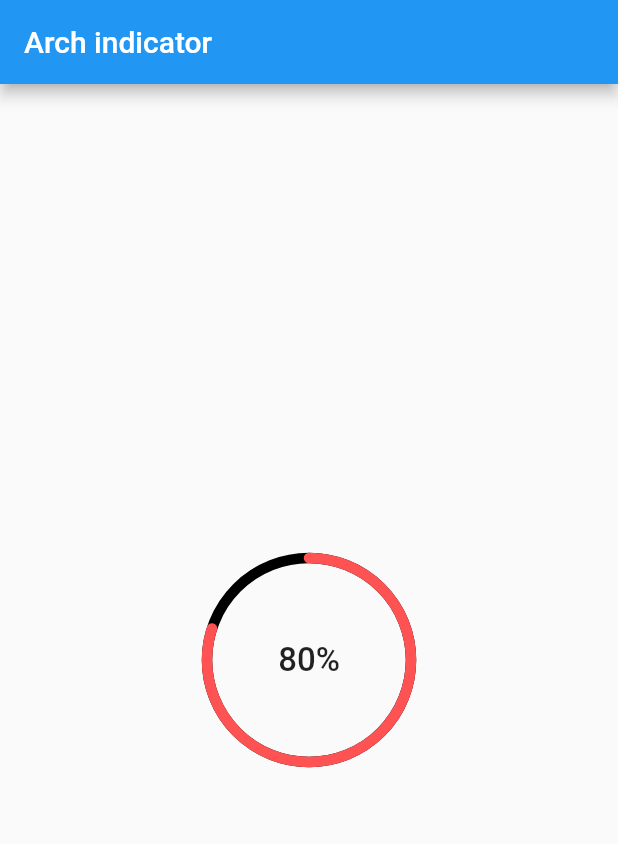
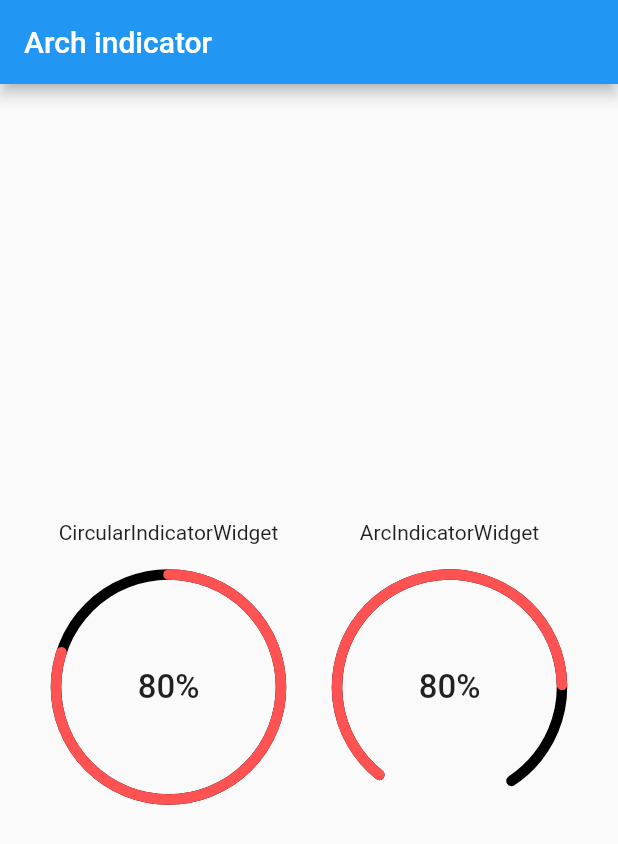
Before and after one commit to federicoviceconti/circular_progress, a Flutter app: the screen it shows after launch, on a phone screen of 412 x 824 dp. Shown: the top 844 px of the screen. Run offline on Flutter 3.47's test engine with Material 2 defaults, Android fonts, the phone set to English and light mode, and no system bars.

Commit message:
added arc widget and making some refactor

```diff
--- a/arch_example/lib/main.dart
+++ b/arch_example/lib/main.dart
@@ -1,4 +1,5 @@
 import 'package:arch_progress/arch_progress.dart';
+import 'package:arch_progress/widget/arch_indicator_widget.dart';
 import 'package:flutter/material.dart';
 
 void main() => runApp(MyApp());
@@ -16,14 +17,22 @@ class MyApp extends StatelessWidget {
       ),
       home: Scaffold(
         appBar: AppBar(title: Text("Arch indicator")),
-        body: Center(
-          child: ArchProgressIndicatorWidget(
-            width: 150,
-            height: 150,
+        body: Row(
+          crossAxisAlignment: CrossAxisAlignment.center,
+          mainAxisAlignment: MainAxisAlignment.spaceEvenly,
+          children: <Widget>[
+            Column(
+              mainAxisAlignment: MainAxisAlignment.center,
+              children: <Widget>[
+                Text("CircularIndicatorWidget"),
+                SizedBox(height: 20),
+                CircularIndicatorWidget(
+                  width: 150.0,
+                  height: 150.0,
                   currentProgress: progress,
                   backgroundColor: Colors.black,
                   progressColor: Colors.redAccent,
-            strokeWidth: 7,
+                  strokeWidth: 7.0,
                   child: Center(
                       child: Text(
                         "${progress.toInt()}%",
@@ -33,7 +42,34 @@ class MyApp extends StatelessWidget {
                         ),
                       )
                   ),
+                )
+              ],
             ),
+            Column(
+              mainAxisAlignment: MainAxisAlignment.center,
+              children: <Widget>[
+                Text("ArcIndicatorWidget"),
+                SizedBox(height: 20),
+                ArchIndicatorWidget(
+                  width: 150.0,
+                  height: 150.0,
+                  currentProgress: progress,
+                  backgroundColor: Colors.black,
+                  progressColor: Colors.redAccent,
+                  strokeWidth: 7.0,
+                  child: Center(
+                      child: Text(
+                        "${progress.toInt()}%",
+                        style: TextStyle(
+                            fontWeight: FontWeight.w500,
+                            fontSize: 22
+                        ),
+                      )
+                  ),
+                )
+              ],
+            )
+          ],
         ),
       ),
     );
--- a/lib/arch_progress.dart
+++ b/lib/arch_progress.dart
@@ -1,3 +1,4 @@
 library arch_progress;
 
-export 'package:arch_progress/widget/arch_progress_widget.dart';
+export 'package:arch_progress/widget/circular_indicator_widget.dart';
+export 'package:arch_progress/widget/arch_indicator_widget.dart';
--- /dev/null
+++ b/lib/painter/arch_painter.dart
@@ -0,0 +1,54 @@
+import 'dart:math' as math;
+import 'package:flutter/material.dart';
+import 'package:arch_progress/painter/base_painter.dart';
+
+class ArchPainter extends BasePainter {
+  const ArchPainter({
+    currentProgress,
+    backgroundColor,
+    progressColor,
+    strokeWidth
+  }): super(
+      currentProgress: currentProgress,
+      backgroundColor: backgroundColor,
+      progressColor: progressColor,
+      strokeWidth: strokeWidth
+  );
+
+  @override
+  void paint(Canvas canvas, Size size) {
+    var outer = Paint()
+      ..color = backgroundColor
+      ..strokeWidth = strokeWidth
+      ..style = PaintingStyle.stroke
+      ..strokeCap = StrokeCap.round;
+
+    var completeArc = Paint()
+      ..color = this.progressColor
+      ..strokeWidth = strokeWidth
+      ..style = PaintingStyle.stroke
+      ..strokeCap = StrokeCap.round;
+
+    var offset = Offset(size.width / 2, size.height / 2);
+    var radius = math.min(size.width, size.height / 2);
+
+    double angleOuter = _getAngle(100);
+    double angleProgress = _getAngle(currentProgress);
+
+    canvas.drawArc(Rect.fromCircle(
+        center: offset,
+        radius: radius
+      ), math.pi / 1.4, angleOuter, false, outer
+    );
+
+    canvas.drawArc(Rect.fromCircle(
+          center: offset,
+          radius: radius
+      ), math.pi / 1.4, angleProgress, false, completeArc
+    );
+  }
+
+  double _getAngle(double progress) {
+    return 2 * math.pi / 1.25 * (progress / 100);
+  }
+}
--- /dev/null
+++ b/lib/painter/base_painter.dart
@@ -0,0 +1,20 @@
+import 'package:flutter/material.dart';
+
+abstract class BasePainter extends CustomPainter {
+  final double currentProgress;
+  final double strokeWidth;
+  final Color progressColor;
+  final Color backgroundColor;
+
+  const BasePainter({
+    this.currentProgress,
+    this.backgroundColor,
+    this.progressColor,
+    this.strokeWidth
+  });
+
+  @override
+  bool shouldRepaint(CustomPainter oldDelegate) {
+    return this != oldDelegate;
+  }
+}
--- a/lib/painter/CirclePainter.dart
+++ b/lib/painter/circular_painter.dart
@@ -1,20 +1,26 @@
 import 'dart:math' as math;
 
+import 'package:arch_progress/painter/base_painter.dart';
 import 'package:flutter/cupertino.dart';
 import 'package:flutter/material.dart';
 
-class CirclePainter extends CustomPainter {
+class CircularPainter extends BasePainter {
   final double currentProgress;
   final double strokeWidth;
   final Color progressColor;
   final Color backgroundColor;
 
-  const CirclePainter({
+  const CircularPainter({
     this.currentProgress,
     this.backgroundColor,
     this.progressColor,
     this.strokeWidth
-  });
+  }): super(
+      currentProgress: currentProgress,
+      backgroundColor: backgroundColor,
+      progressColor: progressColor,
+      strokeWidth: strokeWidth
+  );
 
   @override
   void paint(Canvas canvas, Size size) {
@@ -30,7 +36,7 @@ class CirclePainter extends CustomPainter {
       ..strokeCap = StrokeCap.round;
 
     var offset = Offset(size.width / 2, size.height / 2);
-    var radius = math.min(size.width / 2, size.height / 2) - 7;
+    var radius = math.min(size.width / 2, size.height / 2);
 
     canvas.drawCircle(offset, radius, outer);
 
@@ -47,10 +53,4 @@ class CirclePainter extends CustomPainter {
         completeArc
     );
   }
-
-  @override
-  bool shouldRepaint(CustomPainter oldDelegate) {
-    return this != oldDelegate;
-  }
-
 }
--- /dev/null
+++ b/lib/widget/arch_indicator_widget.dart
@@ -0,0 +1,40 @@
+import 'package:arch_progress/painter/arch_painter.dart';
+import 'package:arch_progress/widget/base_widget.dart';
+import 'package:flutter/material.dart';
+
+class ArchIndicatorWidget extends BaseWidget {
+  const ArchIndicatorWidget({Key key, child,
+    height,
+    width,
+    currentProgress,
+    strokeWidth,
+    progressColor,
+    backgroundColor
+  }) : super(key: key, child: child,
+      height: height,
+      width: width,
+      currentProgress: currentProgress,
+      strokeWidth: strokeWidth,
+      progressColor: progressColor,
+      backgroundColor: backgroundColor
+  );
+
+  @override
+  Widget build(BuildContext context) {
+    return Container(
+      child: CustomPaint(
+        foregroundPainter: ArchPainter(
+            currentProgress: this.currentProgress,
+            backgroundColor: this.backgroundColor,
+            progressColor: this.progressColor,
+            strokeWidth: this.strokeWidth
+        ),
+        child: Container(
+          height: height,
+          width: width,
+          child: child,
+        ),
+      ),
+    );
+  }
+}
--- a/lib/widget/arch_progress_widget.dart
+++ /dev/null
@@ -1,42 +0,0 @@
-import 'package:arch_progress/painter/CirclePainter.dart';
-import 'package:flutter/material.dart';
-
-class ArchProgressIndicatorWidget extends StatelessWidget {
-  final Widget child;
-  final double height;
-  final double width;
-  final double currentProgress;
-  final double strokeWidth;
-  final Color progressColor;
-  final Color backgroundColor;
-
-  const ArchProgressIndicatorWidget({
-    Key key,
-    this.child,
-    this.height,
-    this.width,
-    this.currentProgress,
-    this.strokeWidth,
-    this.progressColor,
-    this.backgroundColor
-  }) : super(key: key);
-
-  @override
-  Widget build(BuildContext context) {
-    return Container(
-      child: CustomPaint(
-        foregroundPainter: CirclePainter(
-          currentProgress: this.currentProgress,
-          backgroundColor: this.backgroundColor,
-          progressColor: this.progressColor,
-          strokeWidth: this.strokeWidth
-        ),
-        child: Container(
-          height: height,
-          width: width,
-          child: child,
-        ),
-      ),
-    );
-  }
-}
--- /dev/null
+++ b/lib/widget/base_widget.dart
@@ -0,0 +1,23 @@
+
+import 'package:flutter/material.dart';
+
+abstract class BaseWidget extends StatelessWidget {
+  final Widget child;
+  final double height;
+  final double width;
+  final double currentProgress;
+  final double strokeWidth;
+  final Color progressColor;
+  final Color backgroundColor;
+
+  const BaseWidget({
+    Key key,
+    this.child,
+    this.height,
+    this.width,
+    this.currentProgress,
+    this.strokeWidth,
+    this.progressColor,
+    this.backgroundColor
+  }) : super(key: key);
+}
--- /dev/null
+++ b/lib/widget/circular_indicator_widget.dart
@@ -0,0 +1,40 @@
+import 'package:arch_progress/painter/circular_painter.dart';
+import 'package:arch_progress/widget/base_widget.dart';
+import 'package:flutter/material.dart';
+
+class CircularIndicatorWidget extends BaseWidget {
+  const CircularIndicatorWidget({Key key, child,
+    height,
+    width,
+    currentProgress,
+    strokeWidth,
+    progressColor,
+    backgroundColor
+  }) : super(key: key, child: child,
+    height: height,
+    width: width,
+    currentProgress: currentProgress,
+    strokeWidth: strokeWidth,
+    progressColor: progressColor,
+    backgroundColor: backgroundColor
+  );
+
+  @override
+  Widget build(BuildContext context) {
+    return Container(
+      child: CustomPaint(
+        foregroundPainter: CircularPainter(
+          currentProgress: this.currentProgress,
+          backgroundColor: this.backgroundColor,
+          progressColor: this.progressColor,
+          strokeWidth: this.strokeWidth
+        ),
+        child: Container(
+          height: height,
+          width: width,
+          child: child,
+        ),
+      ),
+    );
+  }
+}
```
Also changed, not shown: 3 other files. Lines whose indentation alone changed are shown as unchanged.
